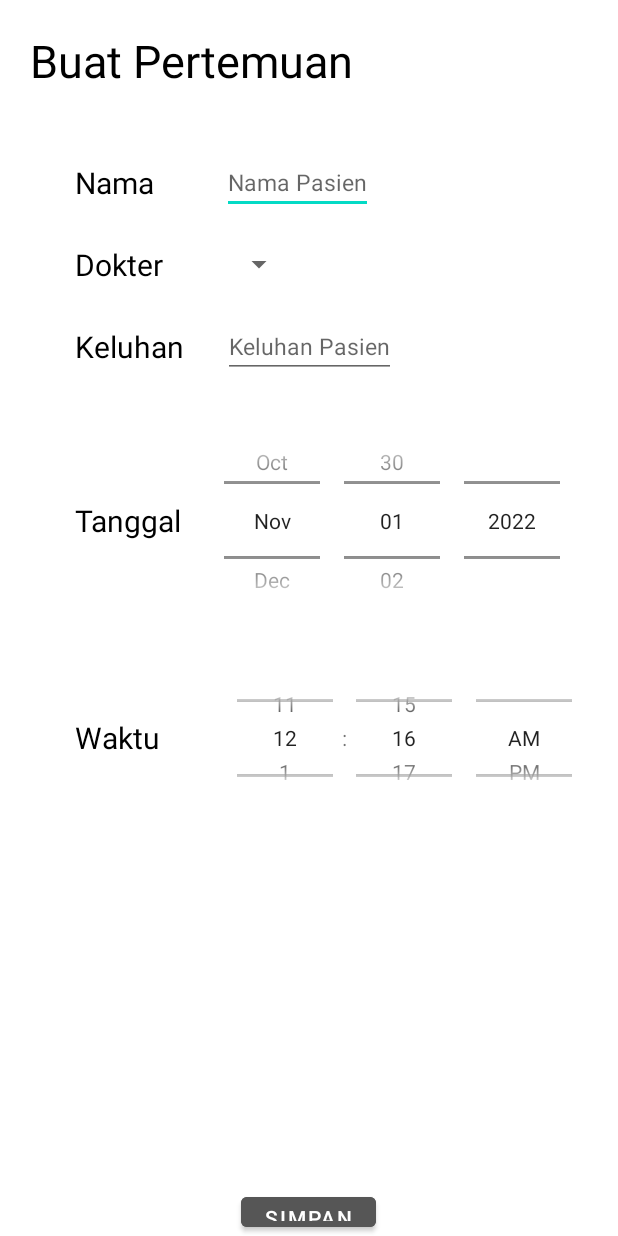
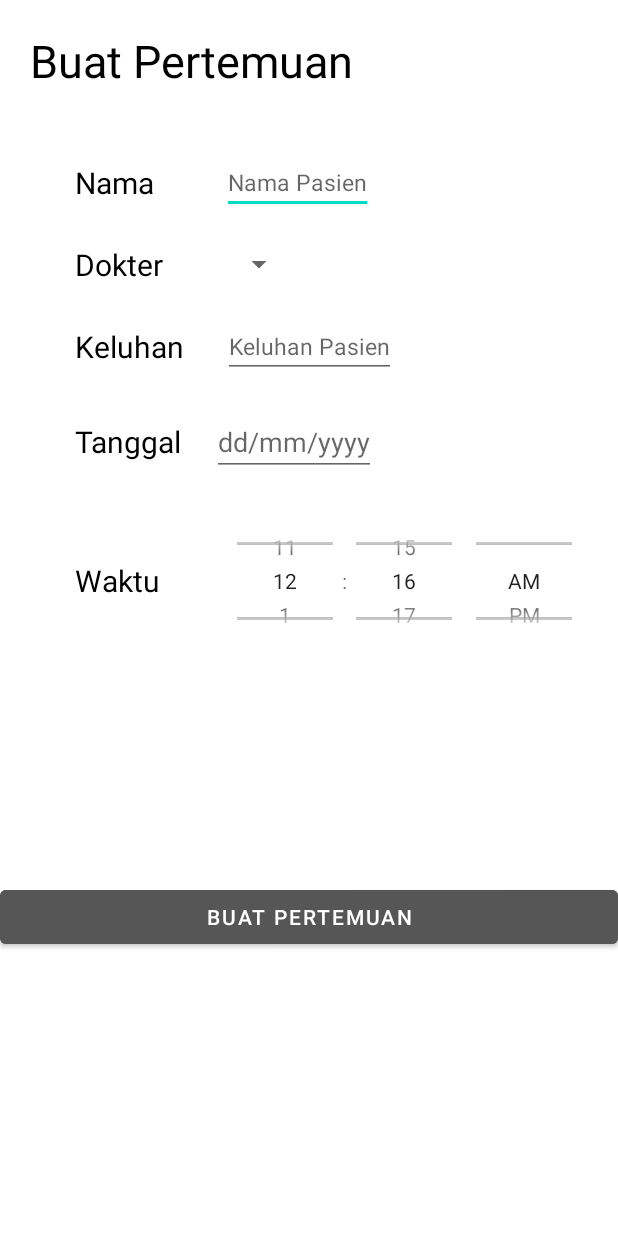
Before and after one commit to vincentiusdaryl/Tubes_P3B, an Android app: the layout buat_janji.xml on its own in the app's theme, with its tools: preview values and no code run, on a phone screen of 412 x 824 dp. Run offline under Robolectric (Android 15) with nearby library versions, the phone set to English and light mode, and no system bars.

Commit message:
Bikin supaya bisa milih tanggal di buat_janji.xml (milih waktu belum)

```diff
--- a/app/src/main/res/layout/activity_main.xml
+++ b/app/src/main/res/layout/activity_main.xml
@@ -8,6 +8,5 @@
         android:layout_width="match_parent"
         android:layout_height="wrap_content"
         android:id="@+id/fragmentContainer">
-
     </FrameLayout>
 </RelativeLayout>
--- a/app/src/main/res/layout/buat_janji.xml
+++ b/app/src/main/res/layout/buat_janji.xml
@@ -1,9 +1,12 @@
 <?xml version="1.0" encoding="utf-8"?>
 <LinearLayout
     xmlns:android="http://schemas.android.com/apk/res/android"
+    xmlns:tools="http://schemas.android.com/tools"
     android:layout_width="match_parent"
     android:layout_height="match_parent"
-    android:orientation="vertical">
+    android:orientation="vertical"
+    tools:context=".BuatJanji"
+    >
 
     <TextView
         android:layout_width="match_parent"
@@ -119,14 +122,12 @@
                 android:gravity="center">
             </TextView>
 
-            <DatePicker
+            <EditText
+                android:id="@+id/etDate"
                 android:layout_width="wrap_content"
-                android:layout_height="150dp"
-                android:endYear="2022"
-                android:startYear="2022"
-                android:calendarViewShown="false"
-                android:datePickerMode="spinner">
-            </DatePicker>
+                android:layout_height="wrap_content"
+                android:hint="dd/mm/yyyy">
+            </EditText>
 
         </LinearLayout>
 
@@ -159,13 +160,12 @@
         </LinearLayout>
 
         <Button
-            android:layout_width="wrap_content"
+            android:layout_width="match_parent"
             android:layout_height="wrap_content"
             android:layout_gravity="center"
-            android:layout_centerInParent="true"
-            android:text="Simpan"
+            android:layout_marginTop="150dp"
             android:backgroundTint="#565656"
-            android:layout_marginTop="250dp">
+            android:text="Buat Pertemuan">
         </Button>
 
     </LinearLayout>
--- a/build.gradle
+++ b/build.gradle
@@ -1,5 +1,5 @@
 // Top-level build file where you can add configuration options common to all sub-projects/modules.
 plugins {
-    id 'com.android.application' version '7.3.0' apply false
-    id 'com.android.library' version '7.3.0' apply false
+    id 'com.android.application' version '7.3.1' apply false
+    id 'com.android.library' version '7.3.1' apply false
 }
```
Also changed, not shown: app/src/main/AndroidManifest.xml (+7 -0 lines), app/src/main/java/com/pppb/aplikasirumahsakit/BuatJanji.java (added, +46 -0 lines).
